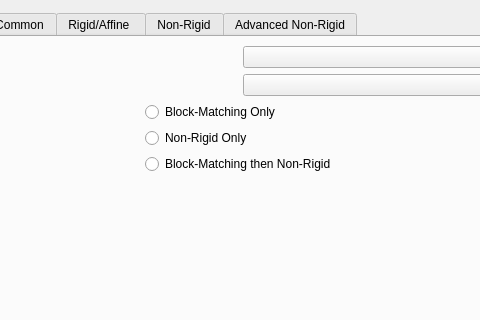
Old version of the form Code/Gui/MITK/Plugins/uk.ac.ucl.cmic.niftyreg/src/internal/QmitkNiftyRegViewControls.ui in the repository NifTK/NifTK; both pictures show x 113 to 593 and y 0 to 320 of the 706 by 658 pixel window.
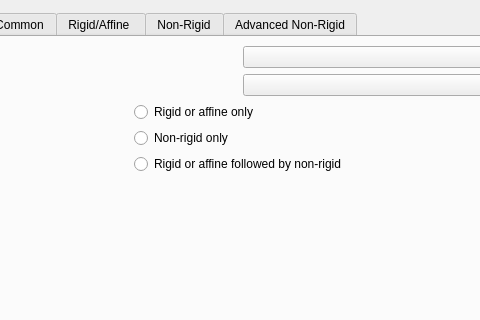
New version of the form.

Patch:
```diff
--- a/Code/Gui/MITK/Plugins/uk.ac.ucl.cmic.niftyreg/src/internal/QmitkNiftyRegViewControls.ui
+++ b/Code/Gui/MITK/Plugins/uk.ac.ucl.cmic.niftyreg/src/internal/QmitkNiftyRegViewControls.ui
@@ -79,21 +79,14 @@
          <item row="0" column="1">
           <widget class="QRadioButton" name="m_DoBlockMatchingOnlyRadioButton">
            <property name="text">
-            <string>Block-Matching Only</string>
+            <string>Rigid or affine only</string>
            </property>
           </widget>
          </item>
          <item row="1" column="1">
           <widget class="QRadioButton" name="m_DoNonRigidOnlyRadioButton">
            <property name="text">
-            <string>Non-Rigid Only</string>
-           </property>
-          </widget>
-         </item>
-         <item row="2" column="1">
-          <widget class="QRadioButton" name="m_DoBlockMatchingThenNonRigidRadioButton">
-           <property name="text">
-            <string>Block-Matching then Non-Rigid</string>
+            <string>Non-rigid only</string>
            </property>
           </widget>
          </item>
@@ -123,6 +116,13 @@
            </property>
           </spacer>
          </item>
+         <item row="2" column="1">
+          <widget class="QRadioButton" name="m_DoBlockMatchingThenNonRigidRadioButton">
+           <property name="text">
+            <string>Rigid or affine followed by non-rigid</string>
+           </property>
+          </widget>
+         </item>
         </layout>
        </item>
        <item>
```
